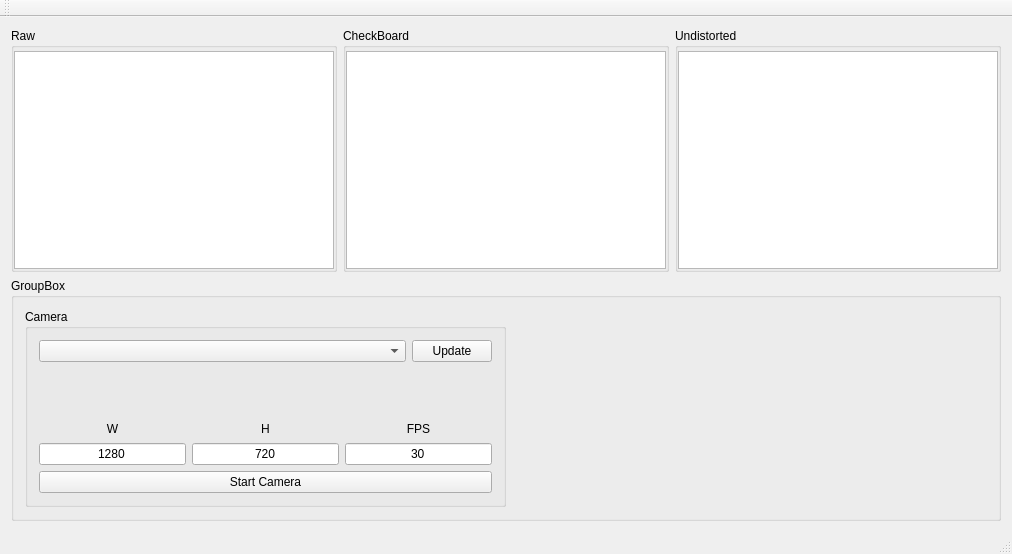
First picture: the form in CameraCalibration/forms/mainwindow.ui, repository Myzhar/qt_camera_calibration, before the edit.
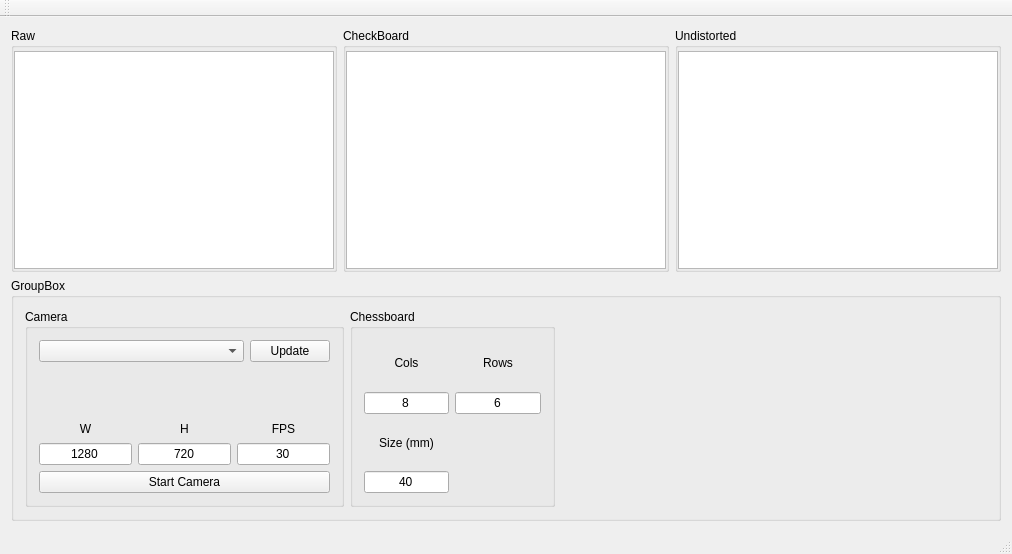
Second picture: the form after the edit.

```diff
--- a/CameraCalibration/forms/mainwindow.ui
+++ b/CameraCalibration/forms/mainwindow.ui
@@ -378,7 +378,7 @@
          </layout>
         </widget>
        </item>
-       <item row="0" column="1">
+       <item row="0" column="2">
         <spacer name="horizontalSpacer">
          <property name="orientation">
           <enum>Qt::Horizontal</enum>
@@ -391,6 +391,141 @@
          </property>
         </spacer>
        </item>
+       <item row="0" column="1">
+        <widget class="QGroupBox" name="groupBox_chessboard">
+         <property name="title">
+          <string>Chessboard</string>
+         </property>
+         <layout class="QGridLayout" name="gridLayout_7">
+          <item row="1" column="0">
+           <layout class="QVBoxLayout" name="verticalLayout_5">
+            <item>
+             <widget class="QLabel" name="label_5">
+              <property name="sizePolicy">
+               <sizepolicy hsizetype="Preferred" vsizetype="Preferred">
+                <horstretch>0</horstretch>
+                <verstretch>0</verstretch>
+               </sizepolicy>
+              </property>
+              <property name="text">
+               <string>Cols</string>
+              </property>
+              <property name="alignment">
+               <set>Qt::AlignCenter</set>
+              </property>
+             </widget>
+            </item>
+            <item>
+             <widget class="QLineEdit" name="lineEdit_chessboard_cols">
+              <property name="sizePolicy">
+               <sizepolicy hsizetype="Preferred" vsizetype="Fixed">
+                <horstretch>0</horstretch>
+                <verstretch>0</verstretch>
+               </sizepolicy>
+              </property>
+              <property name="maximumSize">
+               <size>
+                <width>16777215</width>
+                <height>16777215</height>
+               </size>
+              </property>
+              <property name="text">
+               <string>8</string>
+              </property>
+              <property name="alignment">
+               <set>Qt::AlignCenter</set>
+              </property>
+             </widget>
+            </item>
+           </layout>
+          </item>
+          <item row="1" column="1">
+           <layout class="QVBoxLayout" name="verticalLayout_4">
+            <item>
+             <widget class="QLabel" name="label_4">
+              <property name="sizePolicy">
+               <sizepolicy hsizetype="Preferred" vsizetype="Preferred">
+                <horstretch>0</horstretch>
+                <verstretch>0</verstretch>
+               </sizepolicy>
+              </property>
+              <property name="text">
+               <string>Rows</string>
+              </property>
+              <property name="alignment">
+               <set>Qt::AlignCenter</set>
+              </property>
+             </widget>
+            </item>
+            <item>
+             <widget class="QLineEdit" name="lineEdit__chessboard_rows">
+              <property name="sizePolicy">
+               <sizepolicy hsizetype="Preferred" vsizetype="Fixed">
+                <horstretch>0</horstretch>
+                <verstretch>0</verstretch>
+               </sizepolicy>
+              </property>
+              <property name="maximumSize">
+               <size>
+                <width>16777215</width>
+                <height>16777215</height>
+               </size>
+              </property>
+              <property name="text">
+               <string>6</string>
+              </property>
+              <property name="alignment">
+               <set>Qt::AlignCenter</set>
+              </property>
+             </widget>
+            </item>
+           </layout>
+          </item>
+          <item row="2" column="0">
+           <layout class="QVBoxLayout" name="verticalLayout_6">
+            <item>
+             <widget class="QLabel" name="label_6">
+              <property name="sizePolicy">
+               <sizepolicy hsizetype="Preferred" vsizetype="Preferred">
+                <horstretch>0</horstretch>
+                <verstretch>0</verstretch>
+               </sizepolicy>
+              </property>
+              <property name="text">
+               <string>Size (mm)</string>
+              </property>
+              <property name="alignment">
+               <set>Qt::AlignCenter</set>
+              </property>
+             </widget>
+            </item>
+            <item>
+             <widget class="QLineEdit" name="lineEdit__chessboard_mm">
+              <property name="sizePolicy">
+               <sizepolicy hsizetype="Preferred" vsizetype="Fixed">
+                <horstretch>0</horstretch>
+                <verstretch>0</verstretch>
+               </sizepolicy>
+              </property>
+              <property name="maximumSize">
+               <size>
+                <width>16777215</width>
+                <height>16777215</height>
+               </size>
+              </property>
+              <property name="text">
+               <string>40</string>
+              </property>
+              <property name="alignment">
+               <set>Qt::AlignCenter</set>
+              </property>
+             </widget>
+            </item>
+           </layout>
+          </item>
+         </layout>
+        </widget>
+       </item>
       </layout>
      </widget>
     </item>
```
